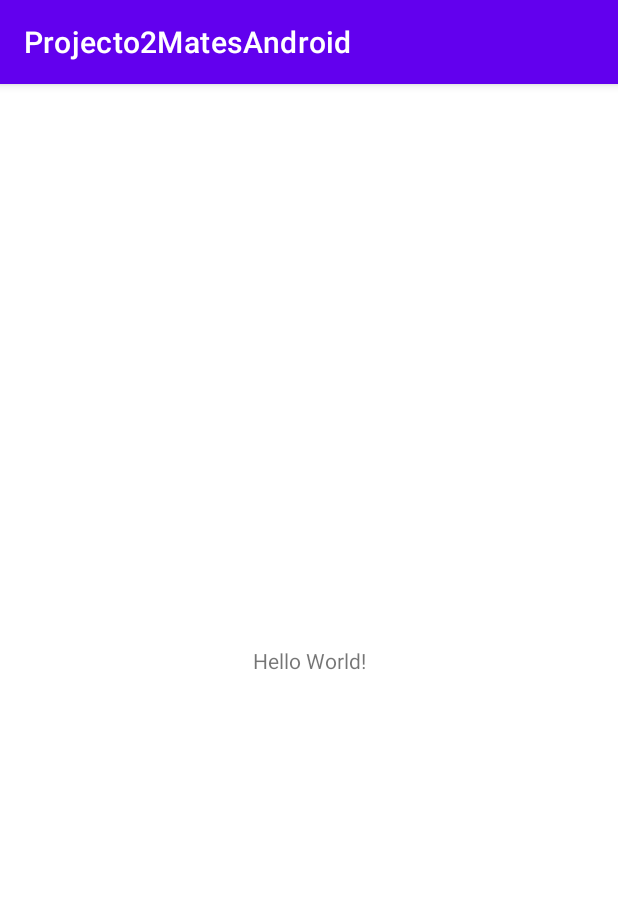
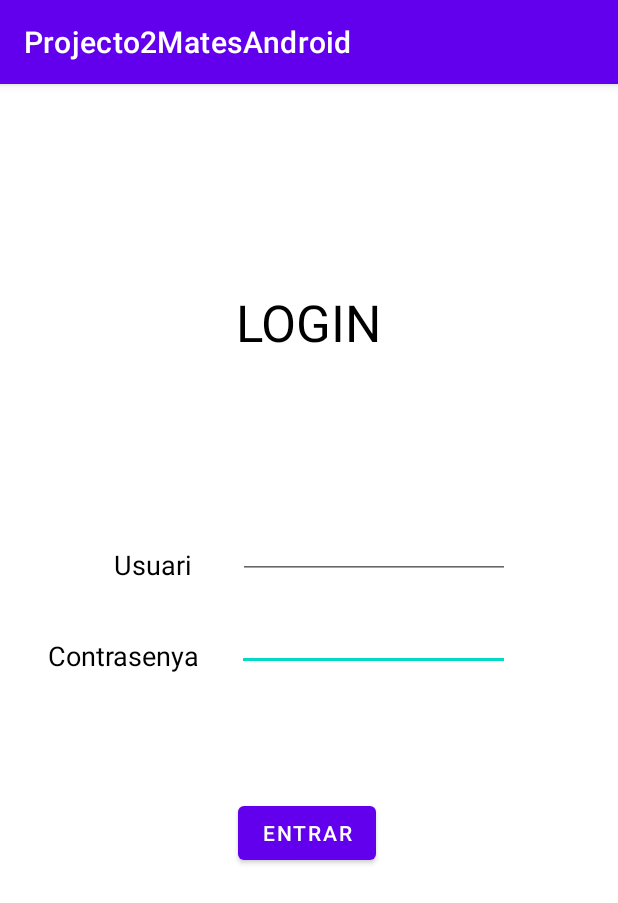
Before and after one commit to a22samgarhur/Projecto2Android, an Android app: the screen it shows after launch (MainActivity), on a phone screen of 412 x 824 dp. Shown: the top 903 px of the screen. Run offline under Robolectric (Android 15) with nearby library versions, the light colour scheme and no system bars.

Commit message:
Creada pantalla login

```diff
--- a/app/build.gradle
+++ b/app/build.gradle
@@ -4,7 +4,7 @@ plugins {
 
 android {
     namespace 'com.example.projecto2matesandroid'
-    compileSdk 33
+    compileSdk 34
 
     defaultConfig {
         applicationId "com.example.projecto2matesandroid"
--- a/app/src/main/res/layout/activity_main.xml
+++ b/app/src/main/res/layout/activity_main.xml
@@ -7,12 +7,74 @@
     tools:context=".MainActivity">
 
     <TextView
+        android:id="@+id/textViewUsuari"
         android:layout_width="wrap_content"
         android:layout_height="wrap_content"
-        android:text="Hello World!"
-        app:layout_constraintBottom_toBottomOf="parent"
+        android:layout_marginStart="76dp"
+        android:layout_marginTop="308dp"
+        android:text="Usuari"
+        android:textColor="#000000"
+        android:textSize="18sp"
+        app:layout_constraintStart_toStartOf="parent"
+        app:layout_constraintTop_toTopOf="parent" />
+
+    <EditText
+        android:id="@+id/editTextTextContrasenya"
+        android:layout_width="182dp"
+        android:layout_height="33dp"
+        android:layout_marginTop="28dp"
+        android:layout_marginEnd="72dp"
+        android:ems="10"
+        android:inputType="textPassword"
+        android:textSize="14sp"
+        app:layout_constraintEnd_toEndOf="parent"
+        app:layout_constraintTop_toBottomOf="@+id/editTextTextUsuari" />
+
+    <EditText
+        android:id="@+id/editTextTextUsuari"
+        android:layout_width="181dp"
+        android:layout_height="38dp"
+        android:layout_marginTop="292dp"
+        android:layout_marginEnd="72dp"
+        android:ems="10"
+        android:inputType="textPersonName"
+        android:textSize="14sp"
+        app:layout_constraintEnd_toEndOf="parent"
+        app:layout_constraintTop_toTopOf="parent" />
+
+    <TextView
+        android:id="@+id/textViewContrasenya"
+        android:layout_width="wrap_content"
+        android:layout_height="wrap_content"
+        android:layout_marginStart="32dp"
+        android:layout_marginTop="36dp"
+        android:text="Contrasenya"
+        android:textColor="#000000"
+        android:textSize="18sp"
+        app:layout_constraintStart_toStartOf="parent"
+        app:layout_constraintTop_toBottomOf="@+id/textViewUsuari" />
+
+    <TextView
+        android:id="@+id/textViewLogin"
+        android:layout_width="wrap_content"
+        android:layout_height="wrap_content"
+        android:layout_marginTop="136dp"
+        android:text="LOGIN"
+        android:textColor="#000000"
+        android:textSize="34sp"
         app:layout_constraintEnd_toEndOf="parent"
         app:layout_constraintStart_toStartOf="parent"
         app:layout_constraintTop_toTopOf="parent" />
 
+    <Button
+        android:id="@+id/buttonEntrar"
+        android:layout_width="wrap_content"
+        android:layout_height="wrap_content"
+        android:layout_marginTop="84dp"
+        android:text="Entrar"
+        app:layout_constraintEnd_toEndOf="parent"
+        app:layout_constraintHorizontal_bias="0.495"
+        app:layout_constraintStart_toStartOf="parent"
+        app:layout_constraintTop_toBottomOf="@+id/editTextTextContrasenya" />
+
 </androidx.constraintlayout.widget.ConstraintLayout>
```
